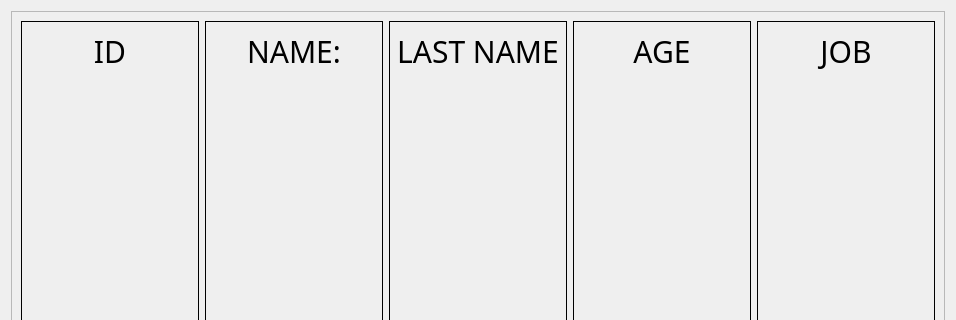
Daaizo/management-tool, file showing_employee.ui: the form before one commit; both pictures show x 0 to 956 and y 0 to 320 of the 956 by 593 pixel window.
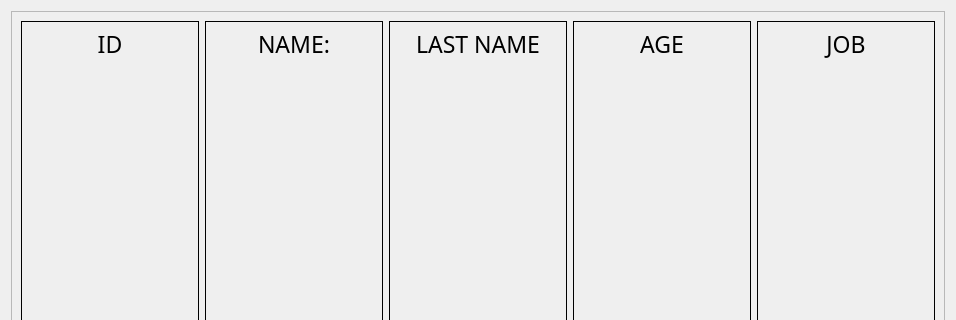
The form after the commit. Icons and pictures are not drawn.

```diff
--- a/showing_employee.ui
+++ b/showing_employee.ui
@@ -50,7 +50,7 @@
       <property name="styleSheet">
        <string notr="true">QLabel
 {
-font-size : 30px;}</string>
+font-size : 23px;}</string>
       </property>
       <layout class="QGridLayout" name="gridLayout">
        <item row="0" column="1">
@@ -176,7 +176,7 @@
           <set>Qt::AlignHCenter|Qt::AlignTop</set>
          </property>
          <property name="wordWrap">
-          <bool>true</bool>
+          <bool>false</bool>
          </property>
         </widget>
        </item>
```
